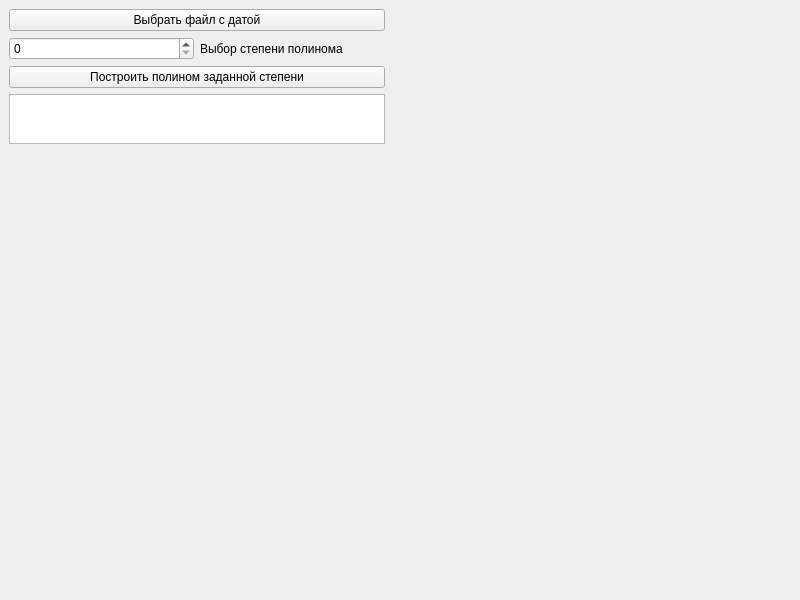
First picture: the form in ui_files/main_design.ui, repository gruzdev-as/Alexey_thesis_app, before the edit.
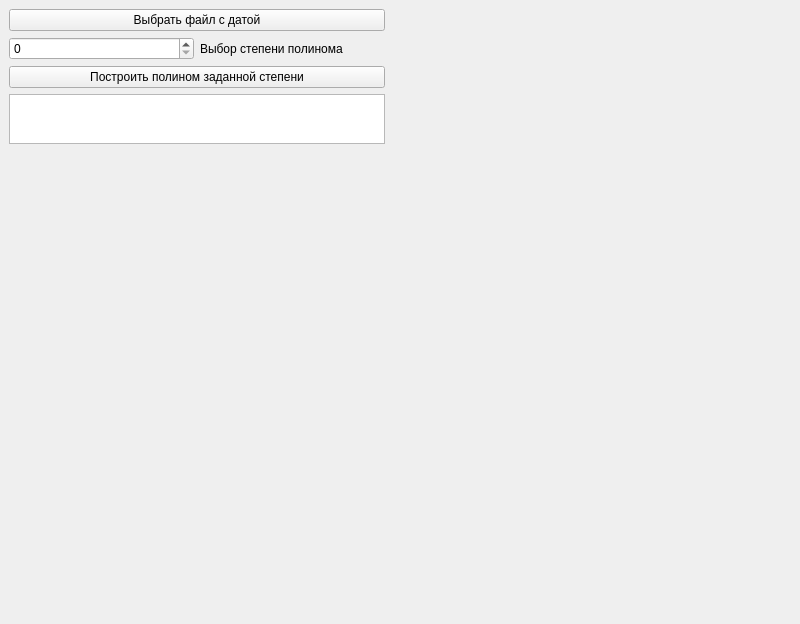
Second picture: the form after the edit.

Commit message: Added graphical widgets

```diff
--- a/ui_files/main_design.ui
+++ b/ui_files/main_design.ui
@@ -79,7 +79,13 @@
           <property name="minimumSize">
            <size>
             <width>400</width>
-            <height>0</height>
+            <height>300</height>
+           </size>
+          </property>
+          <property name="maximumSize">
+           <size>
+            <width>400</width>
+            <height>300</height>
            </size>
           </property>
          </widget>
@@ -89,7 +95,13 @@
           <property name="minimumSize">
            <size>
             <width>400</width>
-            <height>0</height>
+            <height>300</height>
+           </size>
+          </property>
+          <property name="maximumSize">
+           <size>
+            <width>400</width>
+            <height>300</height>
            </size>
           </property>
          </widget>
```
Left out of the diff: 2 changed lines with no effect on the pictures. The commit also changes 3 other files.
